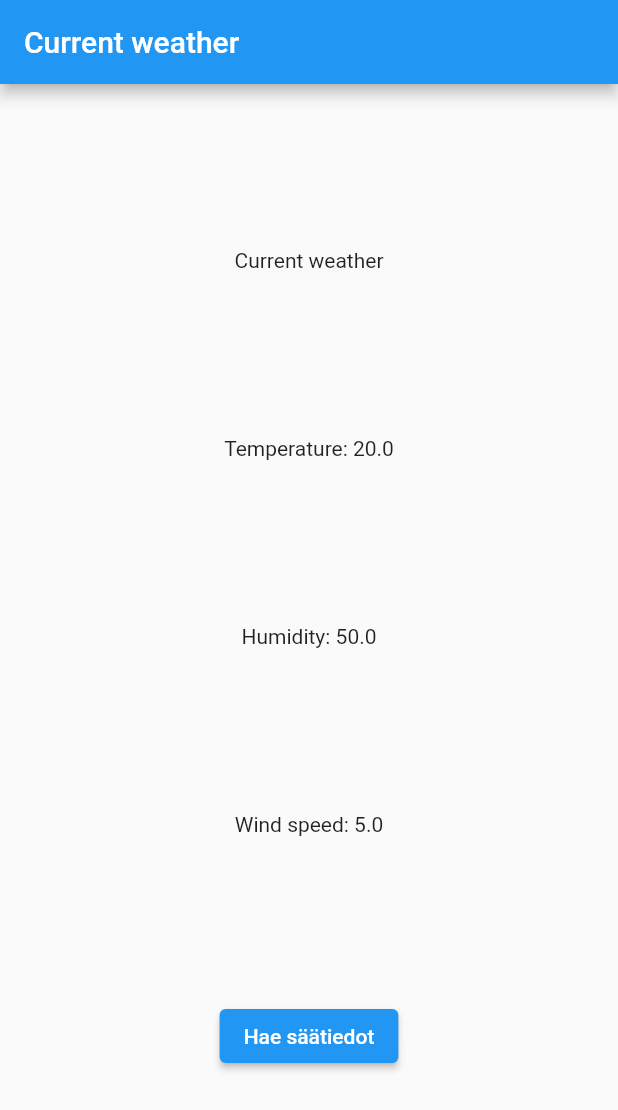
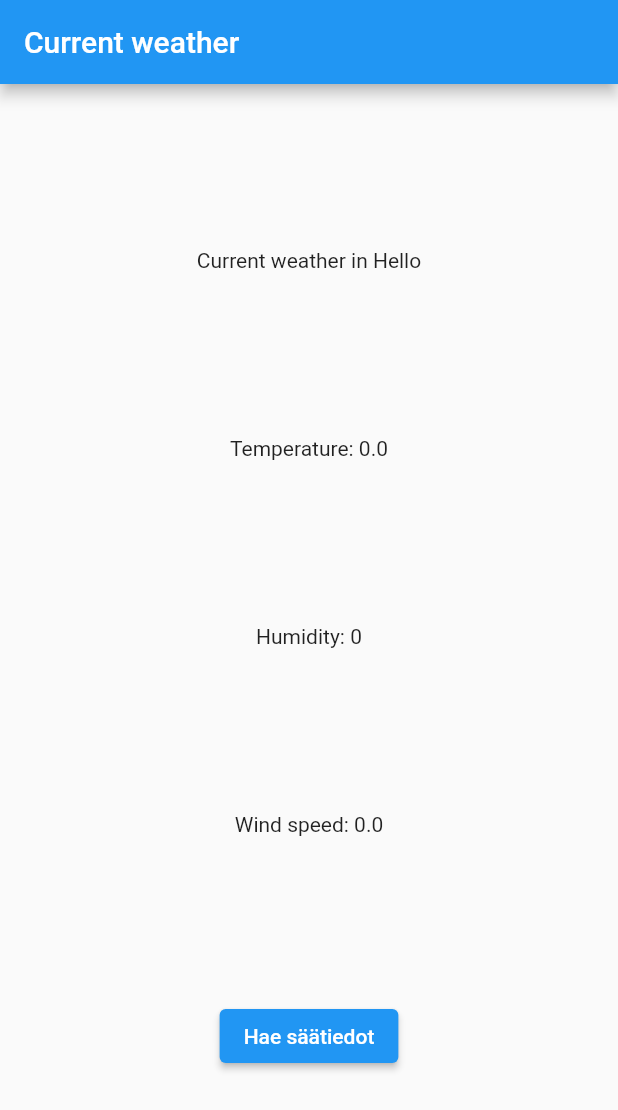
Before and after one commit to emilsto/Sovelluskehityksen-jatkokurssi, a Flutter app: the screen it shows after launch, on a phone screen of 412 x 824 dp. Shown: the top 1110 px of the screen. Run offline on Flutter 3.47's test engine with Material 2 defaults, Android fonts, the light colour scheme and no system bars; network calls fail.

Commit message:
completed exercise 3

```diff
--- a/viikko9/ex_2/lib/main.dart
+++ b/viikko9/ex_2/lib/main.dart
@@ -1,4 +1,6 @@
+import 'dart:convert';
 import 'package:flutter/material.dart';
+import 'package:http/http.dart' as http;
 
 void main() {
   runApp(const MyApp());
@@ -48,6 +50,45 @@ class MyHomePage extends StatefulWidget {
 }
 
 class _MyHomePageState extends State<MyHomePage> {
+  double temperature = 0.0;
+  int humidity = 0;
+  double windSpeed = 0.0;
+  String city = "Hello";
+
+  @override
+  void initState() {
+    super.initState();
+    // Call the `_fetchWeatherData` method when the component is initialized
+    _fetchWeatherData();
+  }
+
+  // Method to fetch weather data from an API
+  _fetchWeatherData() async {
+    final response = await http.get(
+      Uri.parse('https://weatherapi-com.p.rapidapi.com/forecast.json')
+          .replace(queryParameters: {
+        'q': 'Helsinki',
+        'days': '3',
+      }),
+      headers: {
+        'X-RapidAPI-Host': 'weatherapi-com.p.rapidapi.com',
+        'X-RapidAPI-Key': 'ac04bf2660msh8787e6ecda958ddp19a5d4jsn923efe2a39f9',
+      },
+    );
+    if (response.statusCode == 200) {
+      final weatherData = json.decode(response.body);
+      setState(() {
+        temperature = weatherData['current']['temp_c'];
+        humidity = weatherData['current']['humidity'];
+        windSpeed = weatherData['current']['wind_kph'];
+        city = weatherData['location']['name'];
+      });
+    } else {
+      print(response.statusCode);
+      throw Exception('Failed to load weather data');
+    }
+  }
+
   @override
   Widget build(BuildContext context) {
     // This method is rerun every time setState is called, for instance as done
@@ -66,21 +107,21 @@ class _MyHomePageState extends State<MyHomePage> {
         child: Column(
           mainAxisAlignment: MainAxisAlignment.spaceEvenly,
           children: <Widget>[
-            const Text(
-              'Current weather',
+            Text(
+              'Current weather in $city',
             ),
-            const Text(
-              'Temperature: 20.0',
+            Text(
+              'Temperature: $temperature',
             ),
-            const Text(
-              'Humidity: 50.0',
+            Text(
+              'Humidity: $humidity',
             ),
-            const Text(
-              'Wind speed: 5.0',
+            Text(
+              'Wind speed: $windSpeed',
             ),
             ElevatedButton(
                 child: const Text("Hae säätiedot"),
-                onPressed: () => print("Hae säätiedot painettu")),
+                onPressed: () => _fetchWeatherData()),
           ],
         ),
       ), // This trailing comma makes auto-formatting nicer for build methods.
--- a/viikko9/ex_2/pubspec.yaml
+++ b/viikko9/ex_2/pubspec.yaml
@@ -12,6 +12,8 @@ dependencies:
   flutter:
     sdk: flutter
 
+  http: ^0.13.3
+
   english_words: ^4.0.0
   provider: ^6.0.0
 
```
Also changed, not shown: viikko9/ex_2/pubspec.lock.
